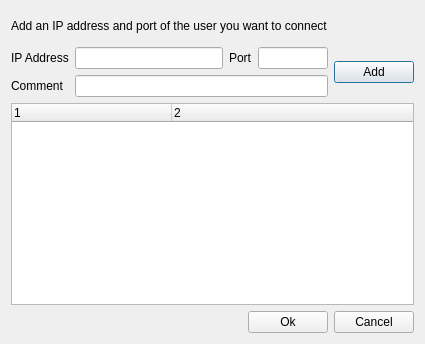
First picture: the form in src/GuiAddUser.ui, repository hwgao/beebeep, before the edit.
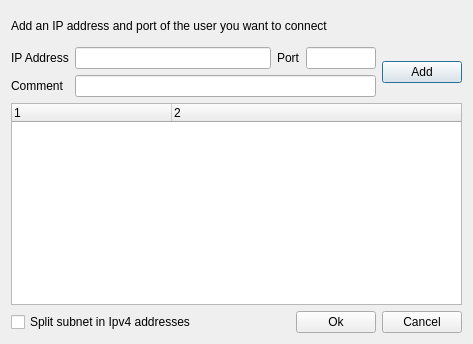
Second picture: the form after the edit. Icons and pictures are not drawn.

Commit message: Added new edit option in add user manually dialog Added shortcut for broadcast action

```diff
--- a/src/GuiAddUser.ui
+++ b/src/GuiAddUser.ui
@@ -9,7 +9,7 @@
    <rect>
     <x>0</x>
     <y>0</y>
-    <width>358</width>
+    <width>473</width>
     <height>344</height>
    </rect>
   </property>
@@ -150,6 +150,13 @@
    </item>
    <item row="4" column="0" colspan="3">
     <layout class="QHBoxLayout" name="horizontalLayout_2">
+     <item>
+      <widget class="QCheckBox" name="mp_cbSplitSubnet">
+       <property name="text">
+        <string>Split subnet in Ipv4 addresses</string>
+       </property>
+      </widget>
+     </item>
      <item>
       <spacer name="horizontalSpacer">
        <property name="orientation">
```
Left out of the diff: 7 changed lines with no effect on the pictures. The commit also changes 32 other files.
